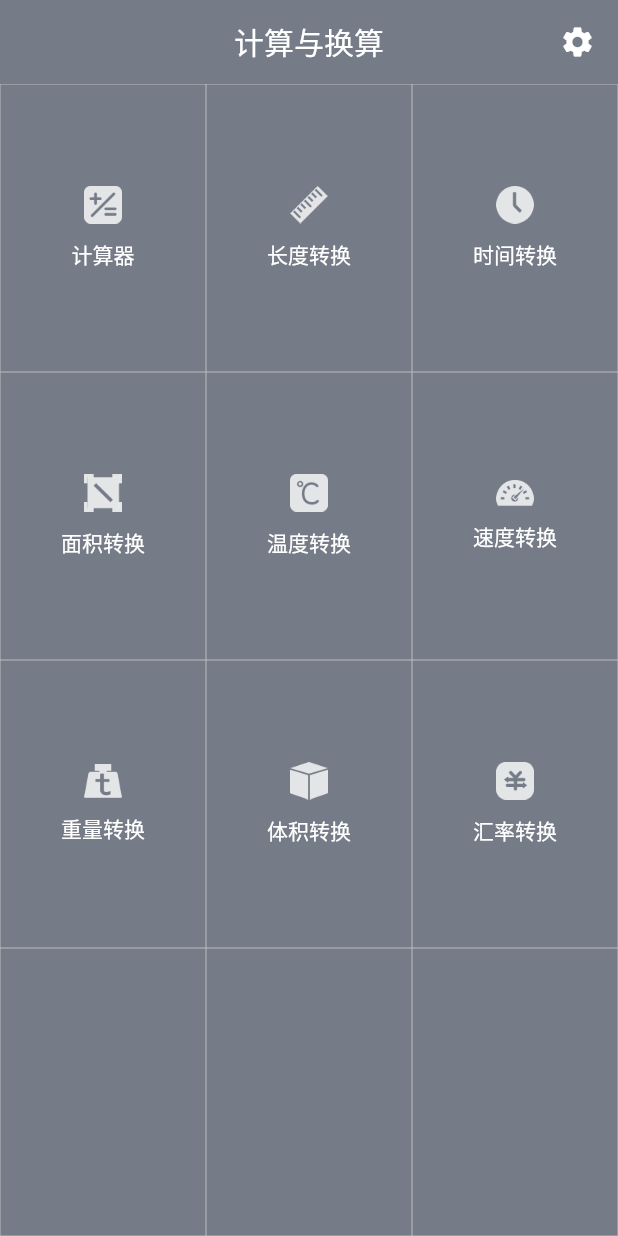
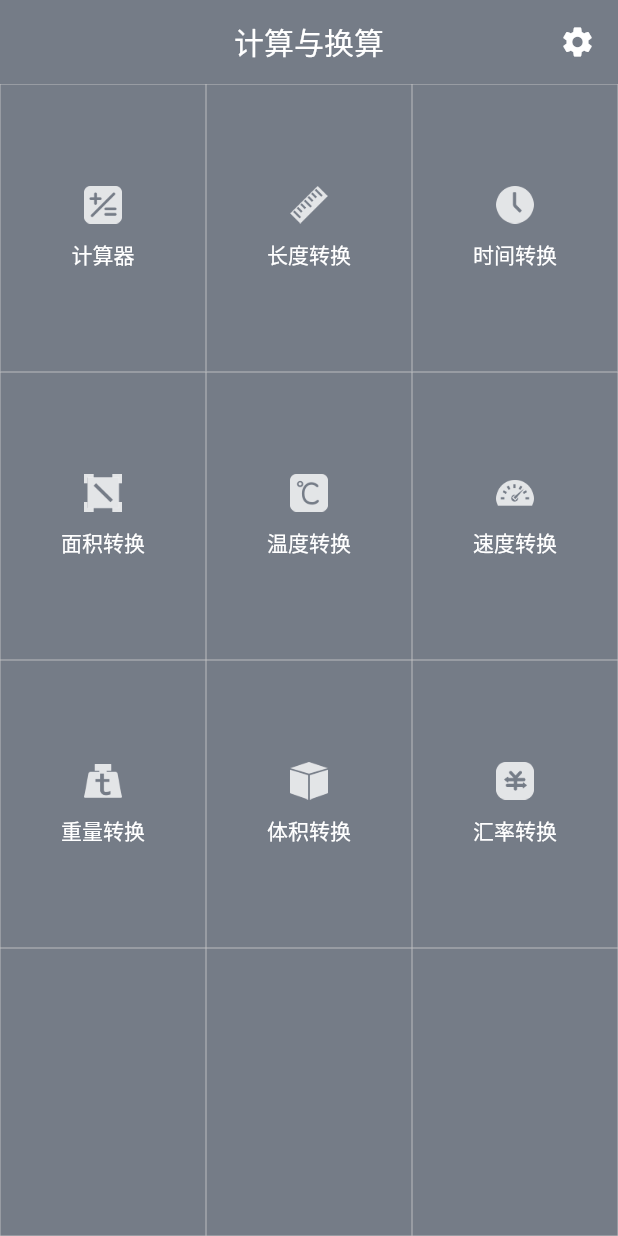
Before and after one commit to DuanTzXavier/caculator, a Flutter app: the CategoryCalculatorScreen screen opened directly, on a phone screen of 412 x 824 dp. Run offline on Flutter 3.47's test engine with Material 2 defaults, Android fonts, the phone set to English and light mode, and no system bars; our stand-ins replace decimal, material_design_icons_flutter, shared_preferences; accounts and stored records are empty.

Commit message:
make category icon height same

```diff
--- a/lib/screens/CategoryCalculatorScreen.dart
+++ b/lib/screens/CategoryCalculatorScreen.dart
@@ -219,7 +219,7 @@ class CategoryCalculatorScreenState extends State<CategoryCalculatorScreen> {
                 mainAxisAlignment: MainAxisAlignment.center,
                 children: <Widget>[
                   Padding(padding: EdgeInsets.all(5.0),
-                    child: Image.asset(assetName, width: 25.0,),),
+                    child: Image.asset(assetName, width: 25.0, height: 25.0,),),
                   Padding(padding: EdgeInsets.all(5.0),
                     child: Text(
                       "$name", style: TextStyle(color: Colors.white),),),
```
